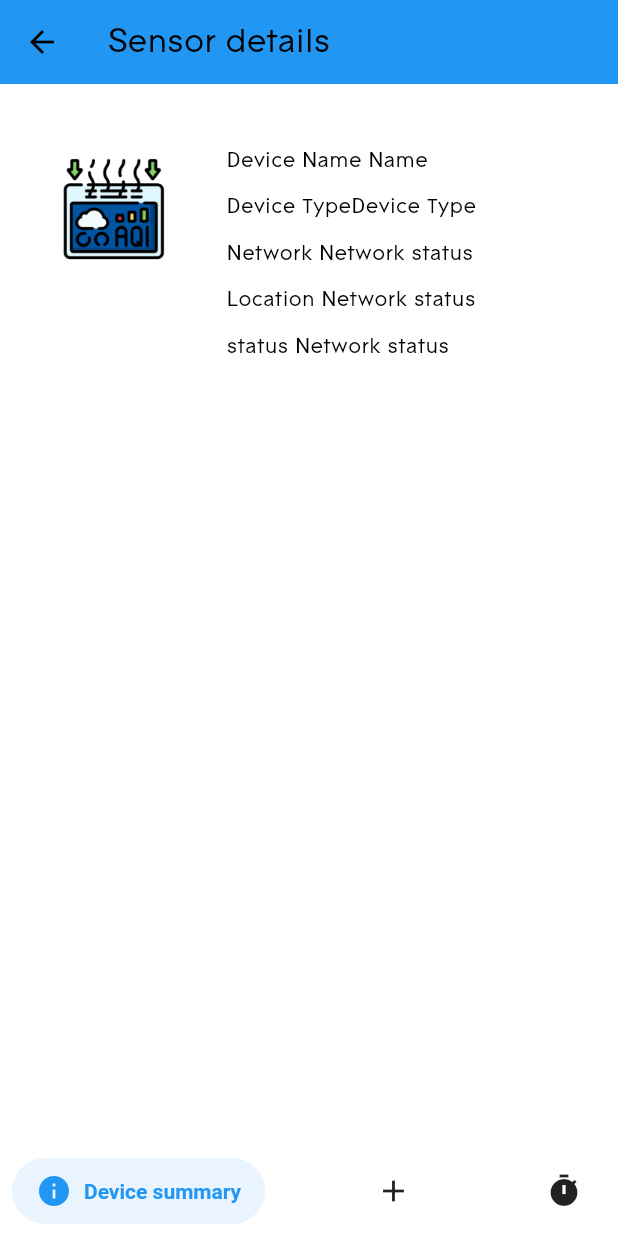
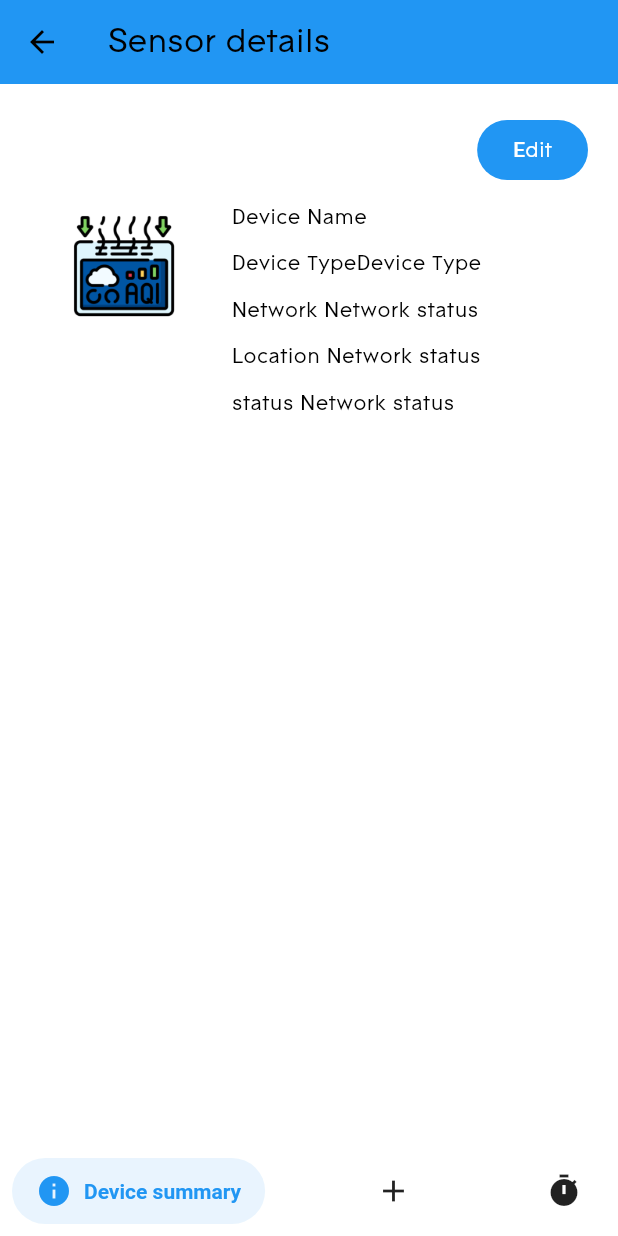
Before and after one commit to Hayko1995/RPEControler, a Flutter app: the sensorDetailsScreen screen opened directly with empty values, on a phone screen of 412 x 824 dp. Run offline on Flutter 3.47's test engine with Material 3 defaults, Android fonts, the phone set to English and light mode, and no system bars; drawn by our look-alikes of salomon_bottom_bar; our stand-ins replace concentric_transition, double_back_to_close_app, eva_icons_flutter, flutter_local_notifications, flutter_slidable, flutter_svg and 9 more; missing offline and left inert: cache_manager, dart:ffi, dart_ping_ios, flutter_background_service, flutter_background_service_android, lan_scanner and 3 more; accounts and stored records are empty.

Commit message:
change background methodes

```diff
--- a/lib/app/constants/app.constants.dart
+++ b/lib/app/constants/app.constants.dart
@@ -6,6 +6,7 @@ class AppConstants {
   static const String networkTable = "rpeNet";
   static const String dbName = "RPEControls.db";
   static const int airQuality = 1;
+  static const int uiUpdateInterval = 1500;
 
   static const bool debug = true;
 }
--- a/lib/app/routes/api.routes.dart
+++ b/lib/app/routes/api.routes.dart
@@ -1,7 +1,8 @@
 class ApiRoutes {
   static const String baseurl = "http://192.168.0.12";
   // static const String esp32Url = "http://192.168.0.15";
-  // static const String esp32Url = "http://192.168.18.53:9000";
-  static const String esp32Url = "http://192.168.0.4:9000";
+  static const String esp32Url = "http://192.168.18.53:9000";
+  // static const String esp32Url = "http://192.168.0.4:9000";
+
   // static const String esp32Url = "http://192.168.4.1";
 }
--- a/lib/core/models/db.models.dart
+++ b/lib/core/models/db.models.dart
@@ -11,7 +11,7 @@ class Device {
   final String status;
   final String parentNodeNum;
   final String macAddress;
-  final String name;
+  late  String name;
   final String networkTableMAC;
   final String image;
 
--- a/lib/core/notifiers/mesh.notifier.dart
+++ b/lib/core/notifiers/mesh.notifier.dart
@@ -2,8 +2,10 @@ import 'dart:async';
 
 import 'package:flutter/material.dart';
 import 'package:flutter_background_service/flutter_background_service.dart';
+import 'package:rpe_c/app/constants/app.constants.dart';
 import 'package:rpe_c/core/models/db.models.dart';
 import 'package:rpe_c/core/service/database.service.dart';
+import 'package:rpe_c/core/service/mesh.service.dart';
 
 final DatabaseService _databaseService = DatabaseService();
 
@@ -20,16 +22,26 @@ class MeshNotifier with ChangeNotifier {
   List<RpeNetwork>? get getAllNetworks => networks;
 
   List<RpeNetwork>? _predefines = [];
-  List<Device>? _devices = [];
 
   List<RpeNetwork>? get getPredefines => _predefines;
 
+  List<Device>? _devices = [];
+
   List<Device>? get getDevices => _devices;
+  Device? _device;
+
+  Device? get getDevice => _device;
+
+  List<Device>? _allDevices = [];
+
+  List<Device>? get allDevices => _allDevices;
 
   MeshNotifier() {
-    Timer.periodic(const Duration(seconds: 5), (timer) {
+    Timer.periodic(const Duration(milliseconds: AppConstants.uiUpdateInterval),
+        (timer) {
       // _count++;
       getNetworks();
+      _getAllDevices();
     });
   }
 
@@ -39,12 +51,24 @@ class MeshNotifier with ChangeNotifier {
   }
 
   Future predefines(preDef) async {
-    print("preDef");
     _predefines = await _databaseService.getNetworksByPreDef([preDef]);
     notifyListeners();
   }
 
-  Future getDevicesByMac(mac) async {
-    _devices = await _databaseService.getDevices(mac);
+  getDeviceByMac(mac) {
+    for (Device device in _allDevices!) {
+      if (device.macAddress == mac) {
+        return device;
+      }
+    }
+  }
+
+  _getAllDevices() async {
+    _allDevices = await _databaseService.getAllDevices();
+    notifyListeners();
+  }
+
+  Future updateDevice(device) async {
+    _databaseService.updateDevice(device);
   }
 }
--- a/lib/core/service/mesh.service.dart
+++ b/lib/core/service/mesh.service.dart
@@ -7,6 +7,7 @@ import 'package:flutter/material.dart';
 import 'package:flutter_background_service/flutter_background_service.dart';
 import 'package:flutter_background_service_android/flutter_background_service_android.dart';
 import 'package:flutter_local_notifications/flutter_local_notifications.dart';
+import 'package:rpe_c/app/constants/app.constants.dart';
 import 'package:rpe_c/core/api/mesh.api.dart';
 import 'package:rpe_c/core/models/mesh.model.dart';
 import 'package:shared_preferences/shared_preferences.dart';
@@ -105,6 +106,7 @@ Future<String> getData() async {
 Future initMesh() async {
   final MeshAPI mashAPI = MeshAPI();
   await mashAPI.meshE1();
+  logger.i("/////////");
 
 
 }
@@ -158,7 +160,7 @@ void onStart(ServiceInstance service) async {
 
   // bring to foreground
 
-  Timer.periodic(const Duration(seconds: 10), (timer) async {
+  Timer.periodic(const Duration(milliseconds: AppConstants.uiUpdateInterval), (timer) async {
     if (service is AndroidServiceInstance) {
       if (await service.isForegroundService()) {
         /// OPTIONAL for use custom notification
--- a/lib/presentation/screens/notificationsScreen/notifications.screen.dart
+++ b/lib/presentation/screens/notificationsScreen/notifications.screen.dart
@@ -31,9 +31,9 @@ class _NotificationsScreenState extends State<NotificationsScreen> {
     //     userNotifier.getUserData(context: context, token: token),
     //   },
     // );
-    Timer.periodic(const Duration(seconds: 5), (timer) {
-      _updateTables();
-    });
+    // Timer.periodic(const Duration(seconds: 5), (timer) {
+    //   _updateTables();
+    // });
 
     super.initState();
   }
--- a/lib/presentation/screens/sensorDetailsScreen/screens/sensor.history.screen.dart
+++ b/lib/presentation/screens/sensorDetailsScreen/screens/sensor.history.screen.dart
@@ -1,16 +1,16 @@
 import 'dart:async';
 
 import 'package:flutter/material.dart';
-import 'package:rpe_c/app/constants/app.constants.dart';
-import 'package:rpe_c/app/routes/app.routes.dart';
+import 'package:provider/provider.dart';
+import 'package:rpe_c/core/models/db.models.dart';
+import 'package:rpe_c/core/notifiers/mesh.notifier.dart';
 import 'package:rpe_c/core/service/database.service.dart';
-import 'package:eva_icons_flutter/eva_icons_flutter.dart';
-import 'package:rpe_c/presentation/widgets/custom.text.field.dart';
+import 'package:rpe_c/core/service/mesh.service.dart';
 
 class SensorHistoryScreen extends StatefulWidget {
-  final String deviceId;
+  final String mac;
 
-  const SensorHistoryScreen({super.key, required this.deviceId});
+  const SensorHistoryScreen({super.key, required this.mac});
 
   @override
   _SensorHistoryScreenState createState() => _SensorHistoryScreenState();
@@ -20,26 +20,66 @@ class _SensorHistoryScreenState extends State<SensorHistoryScreen> {
   Color caughtColor = Colors.grey;
   final DatabaseService _databaseService = DatabaseService();
   List<String> data = [];
+  late Device dataDevice;
   final TextEditingController deviceNameController = TextEditingController();
+  late bool editable = false;
+  late String newName = "";
+  late String deviceName = "";
 
   @override
   void initState() {
+    // TODO: implement initState
     super.initState();
   }
 
   @override
   Widget build(BuildContext context) {
+    final meshNotifier = Provider.of<MeshNotifier>(context, listen: false);
+    Future.delayed(const Duration(microseconds: 300), () {
+      dataDevice = meshNotifier.getDeviceByMac(widget.mac);
+      deviceName = dataDevice.name;
+      setState(() {});
+    });
+
     return Padding(
-        padding: const EdgeInsets.fromLTRB(0, 40, 0, 0),
-        child: SizedBox(
+        padding: const EdgeInsets.fromLTRB(0, 20, 0, 0),
+        child: Column(
+          children: [
+            Padding(
+              padding: const EdgeInsets.fromLTRB(0, 0, 20, 10),
+              child: Row(
+                mainAxisAlignment: MainAxisAlignment.end,
+                children: [
+                  FilledButton(
+                    onPressed: () {
+                      setState(() {
+                        editable = !editable;
+                        if (editable == false) {
+                          dataDevice.name = newName;
+                          deviceName = dataDevice.name;
+                          meshNotifier.updateDevice(dataDevice);
+                        }
+                        // meshNotifier.
+                      });
+                    },
+                    child: editable ? const Text('Save') : const Text('Edit'),
+                  ),
+                ],
+              ),
+            ),
+            SizedBox(
                 // width: MediaQuery.sizeOf(context).width,
                 height: MediaQuery.sizeOf(context).height * 0.6,
                 child: SizedBox(
                   // width: MediaQuery.sizeOf(context).width ,
+
                   child: Row(
                       crossAxisAlignment: CrossAxisAlignment.start,
                       mainAxisAlignment: MainAxisAlignment.spaceEvenly,
                       children: [
+                        const SizedBox(
+                          height: 10,
+                        ),
                         SizedBox(
                             width: MediaQuery.sizeOf(context).width * 0.3,
                             child: Image.asset(
@@ -53,12 +93,31 @@ class _SensorHistoryScreenState extends State<SensorHistoryScreen> {
                                     mainAxisAlignment: MainAxisAlignment.start,
                                     crossAxisAlignment: CrossAxisAlignment.end,
                                     children: [
-                                  Text("Device Name "),
-                                  Text("Name"),
+                                      editable
+                                          ? SizedBox(
+                                              width: 210,
+                                              child: TextField(
+                                                  decoration: InputDecoration(
+                                                    enabledBorder:
+                                                        UnderlineInputBorder(
+                                                      borderSide: BorderSide(
+                                                          width: 2,
+                                                          color: Colors.blue),
+                                                      //<-- SEE HERE
+                                                      borderRadius:
+                                                          BorderRadius.circular(
+                                                              50.0),
+                                                    ),
+                                                  ),
+                                                  onChanged: (text) {
+                                                    newName = text;
+                                                  }),
+                                            )
+                                          : Text("Device Name $deviceName" )
                                     ],
                                   ),
-                              SizedBox(height: 10),
-                              Row(
+                                  const SizedBox(height: 10),
+                                  const Row(
                                     crossAxisAlignment: CrossAxisAlignment.end,
                                     mainAxisAlignment: MainAxisAlignment.start,
                                     children: [
@@ -66,8 +125,8 @@ class _SensorHistoryScreenState extends State<SensorHistoryScreen> {
                                       Text("Device Type"),
                                     ],
                                   ),
-                              SizedBox(height: 10),
-                              Row(
+                                  const SizedBox(height: 10),
+                                  const Row(
                                     crossAxisAlignment: CrossAxisAlignment.end,
                                     mainAxisAlignment: MainAxisAlignment.start,
                                     children: [
@@ -75,8 +134,8 @@ class _SensorHistoryScreenState extends State<SensorHistoryScreen> {
                                       Text("Network status"),
                                     ],
                                   ),
-                              SizedBox(height: 10),
-                              Row(
+                                  const SizedBox(height: 10),
+                                  const Row(
                                     crossAxisAlignment: CrossAxisAlignment.end,
                                     mainAxisAlignment: MainAxisAlignment.start,
                                     children: [
@@ -84,8 +143,8 @@ class _SensorHistoryScreenState extends State<SensorHistoryScreen> {
                                       Text("Network status"),
                                     ],
                                   ),
-                              SizedBox(height: 10),
-                              Row(
+                                  const SizedBox(height: 10),
+                                  const Row(
                                     crossAxisAlignment: CrossAxisAlignment.end,
                                     mainAxisAlignment: MainAxisAlignment.start,
                                     children: [
@@ -97,6 +156,8 @@ class _SensorHistoryScreenState extends State<SensorHistoryScreen> {
                               )
                             ]))
                       ]),
-            )));
+                )),
+          ],
+        ));
   }
 }
--- a/lib/presentation/screens/sensorDetailsScreen/sensors.detail.screen.dart
+++ b/lib/presentation/screens/sensorDetailsScreen/sensors.detail.screen.dart
@@ -2,7 +2,9 @@ import 'dart:async';
 
 import 'package:eva_icons_flutter/eva_icons_flutter.dart';
 import 'package:flutter/material.dart';
+import 'package:provider/provider.dart';
 import 'package:rpe_c/core/models/db.models.dart';
+import 'package:rpe_c/core/notifiers/mesh.notifier.dart';
 import 'package:rpe_c/core/service/database.service.dart';
 import 'package:rpe_c/presentation/screens/sensorDetailsScreen/screens/sensor.history.screen.dart';
 import 'package:salomon_bottom_bar/salomon_bottom_bar.dart';
@@ -38,29 +40,10 @@ class sensorDetailsScreen extends StatefulWidget {
 }
 
 class _sensorDetailsScreenState extends State<sensorDetailsScreen> {
-  final DatabaseService _databaseService = DatabaseService();
-  late Timer _timer;
-  List<Device> dataDevices = <Device>[];
-
-  // void _updateData() async {
-  //   // List<Device> devices =
-  //   //     await _databaseService.getDevices(widget.sensorDetailsArguments.mac);
-  //   // logger.w(_dataUpload);
-  //
-  //   // TODO write logic for Widget
-  //   if (mounted) {
-  //     setState(() {
-  //       dataDevices = devices;
-  //     });
-  //   }
-  // }
+  late Device dataDevice;
 
   @override
   void initState() {
-    // _updateData();
-    _timer = Timer.periodic(const Duration(seconds: 5), (timer) {
-      //   _updateData();
-    });
     super.initState();
   }
 
@@ -70,15 +53,16 @@ class _sensorDetailsScreenState extends State<sensorDetailsScreen> {
   Widget build(BuildContext context) {
     // ThemeNotifier _themeNotifier = Provider.of<ThemeNotifier>(context);
     // var themeFlag = _themeNotifier.darkTheme;
+
     final screens = [
       SensorHistoryScreen(
-        deviceId: widget.sensorDetailsArguments.deviceId,
+        mac: widget.sensorDetailsArguments.mac,
       ),
       SensorHistoryScreen(
-        deviceId: widget.sensorDetailsArguments.deviceId,
+        mac: widget.sensorDetailsArguments.mac,
       ),
       SensorHistoryScreen(
-        deviceId: widget.sensorDetailsArguments.deviceId,
+        mac: widget.sensorDetailsArguments.mac,
       ),
     ];
     return Scaffold(
@@ -86,10 +70,12 @@ class _sensorDetailsScreenState extends State<sensorDetailsScreen> {
         title: const Text("Sensor details"),
         backgroundColor: Colors.blue,
       ),
-      body: Column(
-        children: [
-          screens[_currentIndex],
-        ],
+      body: SingleChildScrollView(
+        child: Column(
+          children: [
+            screens[_currentIndex],
+          ],
+        ),
       ),
       bottomNavigationBar: SalomonBottomBar(
         currentIndex: _currentIndex,
@@ -101,13 +87,12 @@ class _sensorDetailsScreenState extends State<sensorDetailsScreen> {
 
   @override
   void dispose() {
-    _timer.cancel();
     super.dispose();
   }
 }
 
 class SensorDetailsArgs {
-  final String deviceId;
+  final String mac;
 
-  const SensorDetailsArgs({required this.deviceId});
+  const SensorDetailsArgs({required this.mac});
 }
--- a/lib/presentation/screens/sensorsScreen/widget/device.widget.dart
+++ b/lib/presentation/screens/sensorsScreen/widget/device.widget.dart
@@ -22,7 +22,7 @@ Widget sensorWidget(context, data, widgetKey) {
       onTap: () {
         Navigator.of(context).pushNamed(
           AppRouter.sensorDetailsRoute,
-          arguments: SensorDetailsArgs(deviceId: data.nodeNumber),
+          arguments: SensorDetailsArgs(mac: data.macAddress),
         );
       },
       onLongPress: () {
--- a/lib/presentation/screens/splashScreen/splash.screen.dart
+++ b/lib/presentation/screens/splashScreen/splash.screen.dart
@@ -43,7 +43,7 @@ class _SplashScreenState extends State<SplashScreen> {
 
   @override
   void initState() {
-    Timer(const Duration(seconds: 1), _initiateCache);
+    Future.delayed(const Duration(seconds: 1), _initiateCache);
     super.initState();
   }
 
--- a/lib/presentation/widgets/predefine.widgets.dart
+++ b/lib/presentation/widgets/predefine.widgets.dart
@@ -108,7 +108,7 @@ Widget sensorWidget(context, data, widgetKey) {
       onTap: () {
         Navigator.of(context).pushNamed(
           AppRouter.sensorDetailsRoute,
-          arguments: SensorDetailsArgs(deviceId: data.nodeNumber),
+          arguments: SensorDetailsArgs(mac: data.nodeNumber),
         );
       },
       onLongPress: () {
```
Also changed, not shown: lib/core/service/database.service.dart (+19 -1 lines), lib/presentation/screens/homeScreen/home.screen.dart (+18 -26 lines), lib/presentation/screens/preDefinesScreen/preDefines.screen.dart (+3 -9 lines), lib/presentation/screens/sensorsScreen/sensors.screen.dart (+4 -7 lines). Lines whose indentation alone changed are shown as unchanged.
